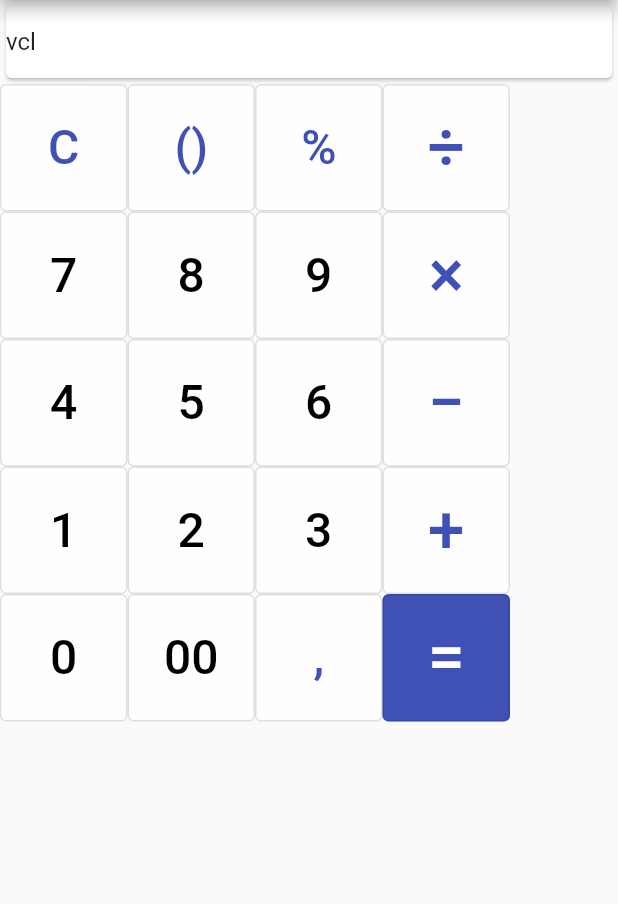
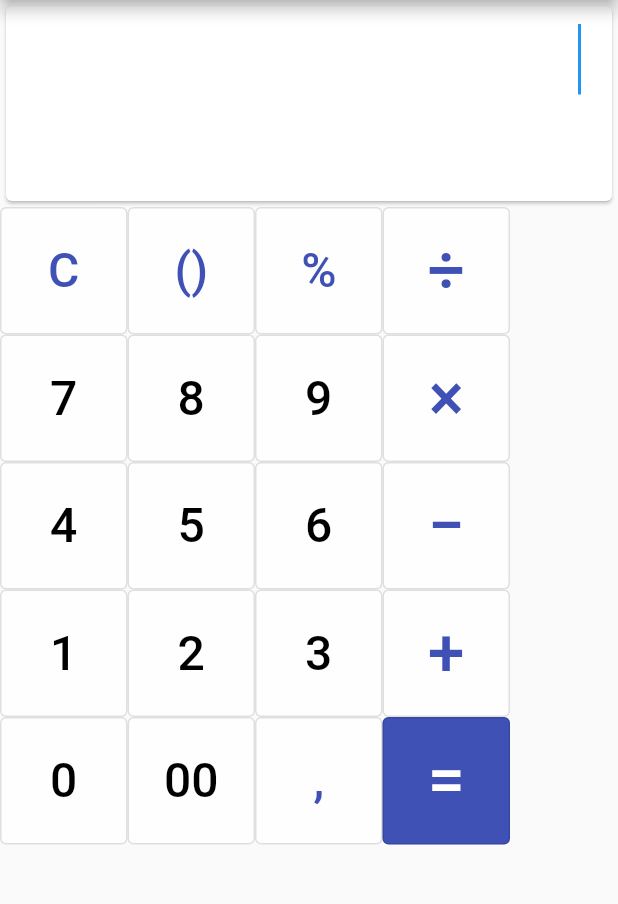
Before and after one commit to ttdatt/da-calc, a Flutter app: the screen it shows after launch, on a phone screen of 412 x 824 dp, the part 84-988 px from its top. Run offline on Flutter 3.47's test engine with Material 2 defaults, Android fonts, the phone set to English and light mode, and no system bars; our stand-ins replace flutter_bloc, math_expressions.

Commit message:
show result right after typing math expression

```diff
--- a/lib/calculator/view/calculator_screen.dart
+++ b/lib/calculator/view/calculator_screen.dart
@@ -143,18 +143,45 @@ class ExpressionDisplay extends StatelessWidget {
 
   @override
   Widget build(BuildContext context) {
-    final _textController = TextEditingController();
-    _textController.text = 'vcl';
+    final expressionController = TextEditingController();
+    final resultController = TextEditingController();
+
+    expressionController.text =
+        context.read<CalculatorCubit>().state.expression;
     return Card(
-      child: BlocBuilder<CalculatorCubit, String>(builder: (context, state) {
-        return TextField(
-          controller: _textController,
-          decoration: const InputDecoration(
-            border: InputBorder.none,
-            hintText: 'Enter a search term',
-          ),
-        );
-      }),
+      child: BlocListener<CalculatorCubit, MathExpression>(
+        listener: ((context, state) {
+          expressionController.text =
+              context.read<CalculatorCubit>().state.expression;
+          resultController.text = context.read<CalculatorCubit>().state.result;
+        }),
+        child: Column(
+          children: [
+            Container(
+              padding: const EdgeInsets.only(left: 20, right: 20),
+              child: TextField(
+                autofocus: true,
+                maxLines: 1,
+                textAlign: TextAlign.right,
+                style: const TextStyle(fontSize: 40),
+                controller: expressionController,
+                decoration: const InputDecoration(
+                    border: InputBorder.none, hintText: ''),
+              ),
+            ),
+            Container(
+              padding: const EdgeInsets.only(left: 20, right: 20),
+              child: TextField(
+                textAlign: TextAlign.right,
+                style: const TextStyle(fontSize: 30, color: Colors.grey),
+                controller: resultController,
+                decoration: const InputDecoration(
+                    border: InputBorder.none, hintText: ''),
+              ),
+            )
+          ],
+        ),
+      ),
     );
   }
 }
--- a/lib/calculator_observer.dart
+++ b/lib/calculator_observer.dart
@@ -6,6 +6,6 @@ class CalculatorObserver extends BlocObserver {
   @override
   void onChange(BlocBase bloc, Change change) {
     super.onChange(bloc, change);
-    print('observer: ${bloc.runtimeType} $change');
+    // print('observer: ${bloc.runtimeType} $change');
   }
 }
```
Also changed, not shown: lib/calculator/cubit/calculator_cubit.dart (+43 -7 lines).
